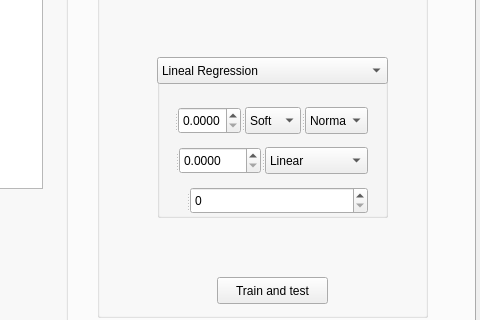
The window that MachineBenchMark/UI/Prueba1.ui (aydevosotros/MachineBenchMark) describes before a commit, drawn with Qt 5; both pictures show x 320 to 800 and y 109 to 429 of the 800 by 524 pixel window.
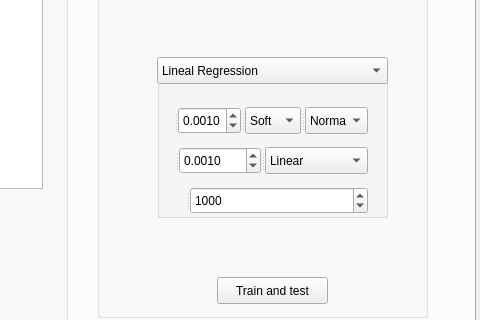
The same window after the commit. Custom widgets are drawn as their Qt base class.

The edit to the form file:
```diff
--- a/MachineBenchMark/UI/Prueba1.ui
+++ b/MachineBenchMark/UI/Prueba1.ui
@@ -510,6 +510,9 @@
          <property name="singleStep">
           <double>0.100000000000000</double>
          </property>
+         <property name="value">
+          <double>0.001000000000000</double>
+         </property>
         </widget>
         <widget class="QComboBox" name="comboBox_5">
          <item>
@@ -560,6 +563,9 @@
          <property name="singleStep">
           <double>0.100000000000000</double>
          </property>
+         <property name="value">
+          <double>0.001000000000000</double>
+         </property>
         </widget>
         <widget class="QComboBox" name="comboBox_7">
          <item>
@@ -600,6 +606,9 @@
          <property name="maximum">
           <number>1000000</number>
          </property>
+         <property name="value">
+          <number>1000</number>
+         </property>
         </widget>
        </widget>
       </widget>
```
